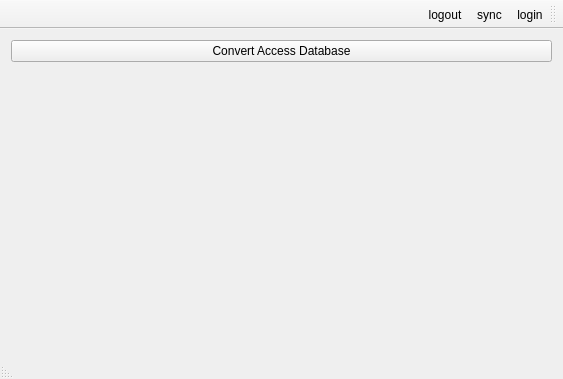
This is Client/reghaabat/mainwindow.ui in nournia/ketabkhaane as Qt 5 draws it before an edit. The edited form follows.
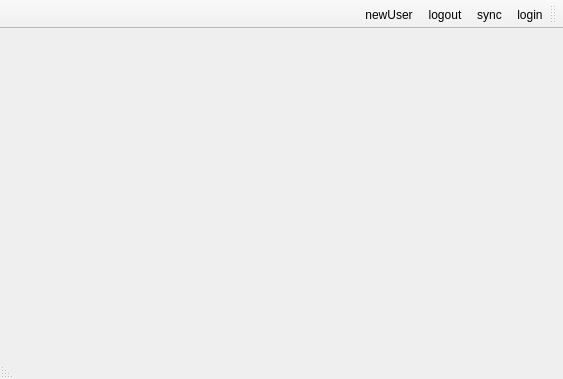
This is the edited form.

Commit message: added user form

The edit to the form file:
```diff
--- a/Client/reghaabat/mainwindow.ui
+++ b/Client/reghaabat/mainwindow.ui
@@ -17,25 +17,7 @@
    <enum>Qt::RightToLeft</enum>
   </property>
   <widget class="QWidget" name="centralWidget">
-   <layout class="QVBoxLayout" name="verticalLayout_2">
-    <item>
-     <widget class="QPushButton" name="bConvert">
-      <property name="text">
-       <string>Convert Access Database</string>
-      </property>
-     </widget>
-    </item>
-    <item>
-     <widget class="QWidget" name="container" native="true">
-      <property name="sizePolicy">
-       <sizepolicy hsizetype="Preferred" vsizetype="Preferred">
-        <horstretch>0</horstretch>
-        <verstretch>0</verstretch>
-       </sizepolicy>
-      </property>
-     </widget>
-    </item>
-   </layout>
+   <layout class="QVBoxLayout" name="verticalLayout_2"/>
   </widget>
   <widget class="QMenuBar" name="menuBar">
    <property name="geometry">
@@ -57,6 +39,7 @@
    <addaction name="actionLogin"/>
    <addaction name="actionSync"/>
    <addaction name="actionLogout"/>
+   <addaction name="actionNewUser"/>
   </widget>
   <widget class="QStatusBar" name="statusBar">
    <property name="font">
@@ -83,6 +66,11 @@
     <string>logout</string>
    </property>
   </action>
+  <action name="actionNewUser">
+   <property name="text">
+    <string>newUser</string>
+   </property>
+  </action>
  </widget>
  <layoutdefault spacing="6" margin="11"/>
  <resources/>
```
The commit also changes 7 other files.
